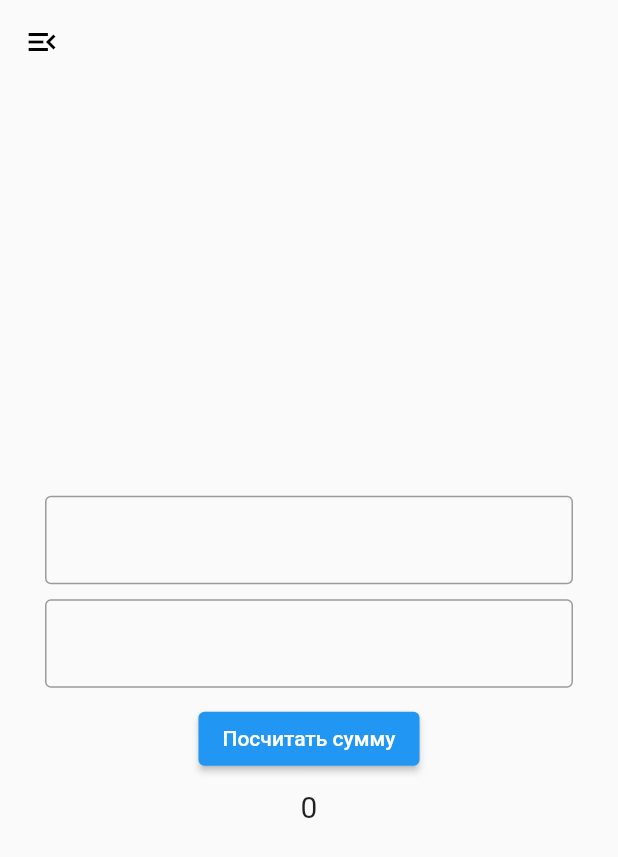
After one commit to roman-romanov/flutter_for_practice, a Flutter app: the screen it shows after launch, after a tap on "Пример работы с InheritedCommunicateStar", on a phone screen of 412 x 824 dp. The commit adds this screen. Shown: the top 857 px of the screen. Run offline on Flutter 3.47's test engine with Material 2 defaults, Android fonts, the phone set to English and light mode, and no system bars; our stand-ins replace geolocator, sizer; missing offline and left inert: split_view.

Commit message:
inherited_communicate

```diff
--- /dev/null
+++ b/lib/inherited_widget/inherited_communicate_start.dart
@@ -0,0 +1,202 @@
+import 'package:flutter/material.dart';
+import 'package:flutter_for_practice/styles/colors.dart';
+import 'package:flutter_for_practice/styles/const.dart';
+import 'package:flutter_for_practice/styles/styles.dart';
+import 'package:flutter_for_practice/styles/values.dart';
+
+class InheritedCommunicateStart extends StatelessWidget {
+  final String title;
+  const InheritedCommunicateStart({Key? key, required this.title})
+      : super(key: key);
+
+  @override
+  Widget build(BuildContext context) {
+    void _popNavigator() {
+      Navigator.pop(context);
+    }
+
+    return Scaffold(
+      appBar: AppBar(
+        backgroundColor: transparent,
+        elevation: 0.0,
+        leading:
+            IconButton(onPressed: _popNavigator, icon: styleIconMenuOpenBlack),
+      ),
+      body: SafeArea(
+          child: Center(
+        child: Column(
+          mainAxisAlignment: mainAxisAlignmentCenter,
+          children: [
+            SimpleCalcWidget(),
+          ],
+        ),
+      )),
+    );
+  }
+}
+
+//******************************************************************************
+
+class SimpleCalcWidget extends StatefulWidget {
+  const SimpleCalcWidget({Key? key}) : super(key: key);
+
+  @override
+  State<SimpleCalcWidget> createState() => _SimpleCalcWidgetState();
+}
+
+class _SimpleCalcWidgetState extends State<SimpleCalcWidget> {
+  final _model = SimpleCalcWidgetModel();
+  @override
+  Widget build(BuildContext context) {
+    return Center(
+        child: Padding(
+      padding: edgeInsetsSymHorThirty,
+      child: SimpleCalcWidgetProvider(
+        model: _model,
+        child: Column(
+          mainAxisSize: mainAxisSizeMin,
+          children: [
+            FirstNumberWidget(),
+            SizedBox(height: height10),
+            SecondNumberWidget(),
+            SizedBox(height: height10),
+            SummaryButtonWidget(),
+            SizedBox(height: height10),
+            ResultWidget(),
+          ],
+        ),
+      ),
+    ));
+  }
+}
+
+//******************************************************************************
+
+class FirstNumberWidget extends StatelessWidget {
+  const FirstNumberWidget({Key? key}) : super(key: key);
+
+  @override
+  Widget build(BuildContext context) {
+    return TextField(
+        keyboardType: TextInputType.number,
+        decoration: const InputDecoration(border: OutlineInputBorder()),
+        onChanged: (value) {
+          SimpleCalcWidgetProvider.of(context)?.model.firstNumber = value;
+        });
+  }
+}
+
+//******************************************************************************
+
+class SecondNumberWidget extends StatelessWidget {
+  const SecondNumberWidget({Key? key}) : super(key: key);
+
+  @override
+  Widget build(BuildContext context) {
+    return TextField(
+      keyboardType: TextInputType.number,
+      decoration: InputDecoration(border: OutlineInputBorder()),
+      onChanged: (value) =>
+          SimpleCalcWidgetProvider.of(context)?.model.secondNumber = value,
+    );
+  }
+}
+
+//******************************************************************************
+
+class SummaryButtonWidget extends StatefulWidget {
+  const SummaryButtonWidget({Key? key}) : super(key: key);
+
+  @override
+  _SummaryButtonWidgetState createState() => _SummaryButtonWidgetState();
+}
+
+class _SummaryButtonWidgetState extends State<SummaryButtonWidget> {
+  @override
+  Widget build(BuildContext context) {
+    return ElevatedButton(
+      onPressed: () {
+        SimpleCalcWidgetProvider.of(context)?.model.summ();
+      },
+      child: Text(calculateAmount),
+    );
+  }
+}
+
+//******************************************************************************
+
+class ResultWidget extends StatefulWidget {
+  const ResultWidget({Key? key}) : super(key: key);
+
+  @override
+  State<ResultWidget> createState() => _ResultWidgetState();
+}
+
+class _ResultWidgetState extends State<ResultWidget> {
+  String _result = '0';
+
+  @override
+  void didChangeDependencies() {
+    super.didChangeDependencies();
+    final result = SimpleCalcWidgetProvider.of(context)?.model;
+    result?.addListener(() {
+      _result = '${result.summaryResult}';
+      setState(() {});
+    });
+  }
+
+  @override
+  Widget build(BuildContext context) {
+    return Text(
+      '$_result',
+      style: styleSimple_FS20,
+    );
+  }
+}
+
+//******************************************************************************
+
+class SimpleCalcWidgetModel extends ChangeNotifier {
+  int? _firstNumber;
+  int? _secondNumber;
+  int? summaryResult;
+
+  set firstNumber(String value) => _firstNumber = int.tryParse(value);
+  set secondNumber(String value) => _secondNumber = int.tryParse(value);
+
+  void summ() {
+    int? summaryResult;
+    if (_firstNumber != null && _secondNumber != null) {
+      summaryResult = _firstNumber! + _secondNumber!;
+    } else {
+      summaryResult = null;
+    }
+
+    if (this.summaryResult != summaryResult) {
+      this.summaryResult = summaryResult;
+      notifyListeners();
+    }
+  }
+}
+
+//******************************************************************************
+
+class SimpleCalcWidgetProvider extends InheritedWidget {
+  final SimpleCalcWidgetModel model;
+
+  const SimpleCalcWidgetProvider(
+      {Key? key, required this.model, required Widget child})
+      : super(key: key, child: child);
+
+  static SimpleCalcWidgetProvider? of(BuildContext context) {
+    return context
+        .dependOnInheritedWidgetOfExactType<SimpleCalcWidgetProvider>();
+  }
+
+  @override
+  bool updateShouldNotify(SimpleCalcWidgetProvider oldWidget) {
+    return model != oldWidget.model;
+  }
+}
+
+//******************************************************************************
--- a/lib/main.dart
+++ b/lib/main.dart
@@ -3,6 +3,7 @@ import 'package:flutter/services.dart';
 import 'package:flutter_for_practice/context.dart';
 import 'package:flutter_for_practice/inherited_widget/inherited_example.dart';
 import 'package:sizer/sizer.dart';
+import 'inherited_widget/inherited_communicate_start.dart';
 import 'inherited_widget/inherited_model.dart';
 import 'main_list.dart';
 
@@ -38,6 +39,9 @@ class App extends StatelessWidget {
                 const InheritedExample(title: 'Inherit Widget'),
             '/inherited_model': (context) =>
                 const InheritModel(title: 'Inherit Model'),
+            '/inherited_communicate_start': (context) =>
+                const InheritedCommunicateStart(
+                    title: 'Inherited Communicate Start'),
           },
           // home: MainList(),
         );
--- a/lib/main_list.dart
+++ b/lib/main_list.dart
@@ -8,10 +8,10 @@ class MainList extends StatelessWidget {
   @override
   Widget build(BuildContext context) {
     return LayoutBuilder(builder: (context, constraints) {
-      return SafeArea(
-        child: Scaffold(
-          appBar: AppBar(title: appBarMenuTitle),
-          body: Column(
+      return Scaffold(
+        appBar: AppBar(title: appBarMenuTitle, elevation: 0.0),
+        body: SafeArea(
+          child: Column(
             crossAxisAlignment: crossAxisAlignmentLeft,
             children: [
               //
@@ -32,6 +32,13 @@ class MainList extends StatelessWidget {
                     Navigator.pushNamed(context, '/inherited_model');
                   },
                   child: inheritedModel),
+              //
+              TextButton(
+                  onPressed: () {
+                    Navigator.pushNamed(
+                        context, '/inherited_communicate_start');
+                  },
+                  child: inheritedCommunicateStart),
             ],
           ),
         ),
--- a/lib/styles/const.dart
+++ b/lib/styles/const.dart
@@ -1,5 +1,7 @@
 import 'package:flutter/material.dart';
 
+const String calculateAmount = 'Посчитать сумму';
+const String result = 'Результат';
 const String collapse = 'Свернуть';
 const String expand = 'Развернуть';
 const String toggle = 'Тумблер';
@@ -15,3 +17,5 @@ const Widget appBarMenuTitle = Text('Меню');
 const Widget colorButtonContext = Text('Пример работы с контекстом');
 const Widget inheritedWidget = Text('Пример работы с InheritedWidget');
 const Widget inheritedModel = Text('Пример работы с InheritedModel');
+const Widget inheritedCommunicateStart =
+    Text('Пример работы с InheritedCommunicateStart');
--- a/lib/styles/styles.dart
+++ b/lib/styles/styles.dart
@@ -1,15 +1,32 @@
 import 'package:flutter/material.dart';
+
+const mainAxisSizeMin = MainAxisSize.min;
+const mainAxisSizeMax = MainAxisSize.max;
 
 const edgeInsetsEight = EdgeInsets.all(8.0);
 const edgeInsetsTen = EdgeInsets.all(10.0);
 const edgeInsetsTwenty = EdgeInsets.all(20.0);
 const edgeInsetsFourty = EdgeInsets.all(40.0);
+
+const edgeInsetsSymHorTen = EdgeInsets.symmetric(horizontal: 10.0);
+const edgeInsetsSymHorTwenty = EdgeInsets.symmetric(horizontal: 20.0);
+const edgeInsetsSymHorThirty = EdgeInsets.symmetric(horizontal: 30.0);
+const edgeInsetsSymHorFourty = EdgeInsets.symmetric(horizontal: 40.0);
+
+const edgeInsetsSymVertTen = EdgeInsets.symmetric(vertical: 10.0);
+const edgeInsetsSymVertTwenty = EdgeInsets.symmetric(vertical: 20.0);
+const edgeInsetsSymVertThirty = EdgeInsets.symmetric(vertical: 30.0);
+const edgeInsetsSymVertFourty = EdgeInsets.symmetric(vertical: 40.0);
+
 const mainAxisAlignmentCenter = MainAxisAlignment.center;
 const crossAxisAlignmentCenter = CrossAxisAlignment.center;
 const mainAxisAlignmentLeft = MainAxisAlignment.start;
 const crossAxisAlignmentLeft = CrossAxisAlignment.start;
 
+final styleSimple_FS10 = TextStyle(fontSize: 10);
+final styleSimple_FS20 = TextStyle(fontSize: 20);
 final styleSimple_FS30 = TextStyle(fontSize: 30);
+final styleSimple_FS40 = TextStyle(fontSize: 40);
 final styleSimple_FS50 = TextStyle(fontSize: 50);
 final styleDecrement =
     ButtonStyle(backgroundColor: MaterialStateProperty.all(Colors.red));
--- a/pubspec.yaml
+++ b/pubspec.yaml
@@ -18,7 +18,7 @@ publish_to: 'none' # Remove this line if you wish to publish to pub.dev
 version: 1.0.0+1
 
 environment:
-  sdk: ">=2.13.4 <3.0.0"
+  sdk: ">=2.14.0 <3.0.0"
 
 
 # Dependencies specify other packages that your package needs in order to work.
```
Also changed, not shown: pubspec.lock, 2 other files.
